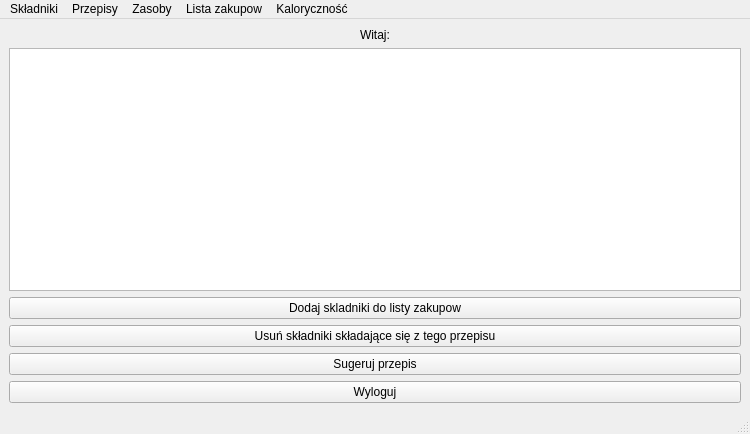
The window that mainwindow.ui (Akacz47/Intelligent-pantry) describes before a commit, drawn with Qt 5.
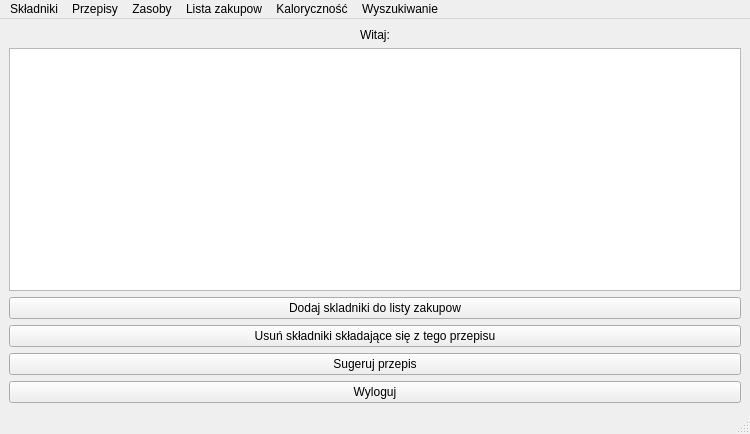
The same window after the commit.

What changed in the file:
```diff
--- a/mainwindow.ui
+++ b/mainwindow.ui
@@ -164,11 +164,18 @@
     </property>
     <addaction name="actionChangeDailyMaxKcal"/>
    </widget>
+   <widget class="QMenu" name="menuWyszukiwanie">
+    <property name="title">
+     <string>Wyszukiwanie</string>
+    </property>
+    <addaction name="actionSzukaj"/>
+   </widget>
    <addaction name="menuSk_adniki"/>
    <addaction name="menuPrzepisy"/>
    <addaction name="menuZasoby"/>
    <addaction name="menuLista_zakupow"/>
    <addaction name="menuKcal"/>
+   <addaction name="menuWyszukiwanie"/>
   </widget>
   <widget class="QStatusBar" name="statusbar"/>
   <action name="actionOption_3">
```
Left out of the diff: 17 changed lines with no effect on the pictures.
